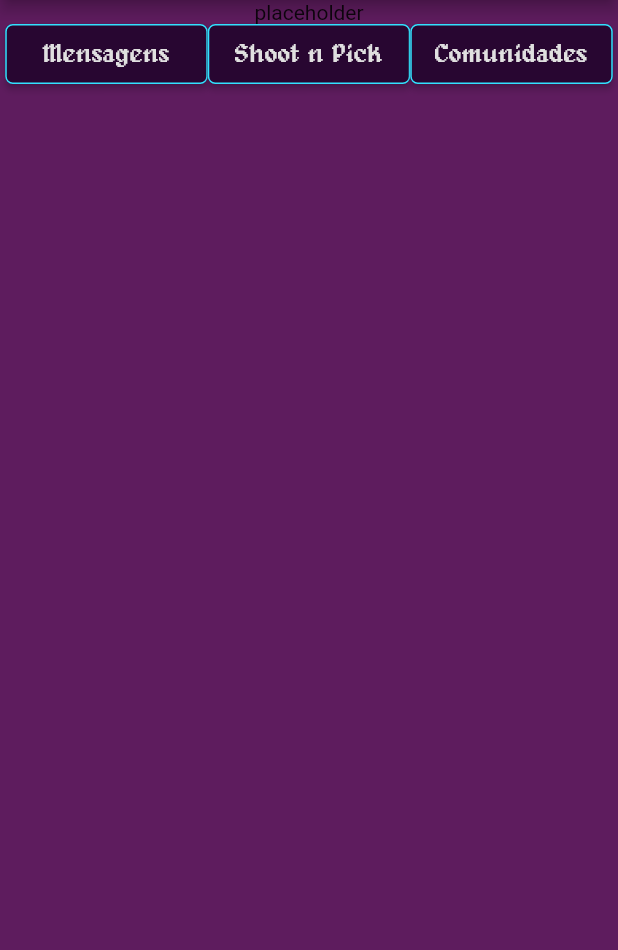
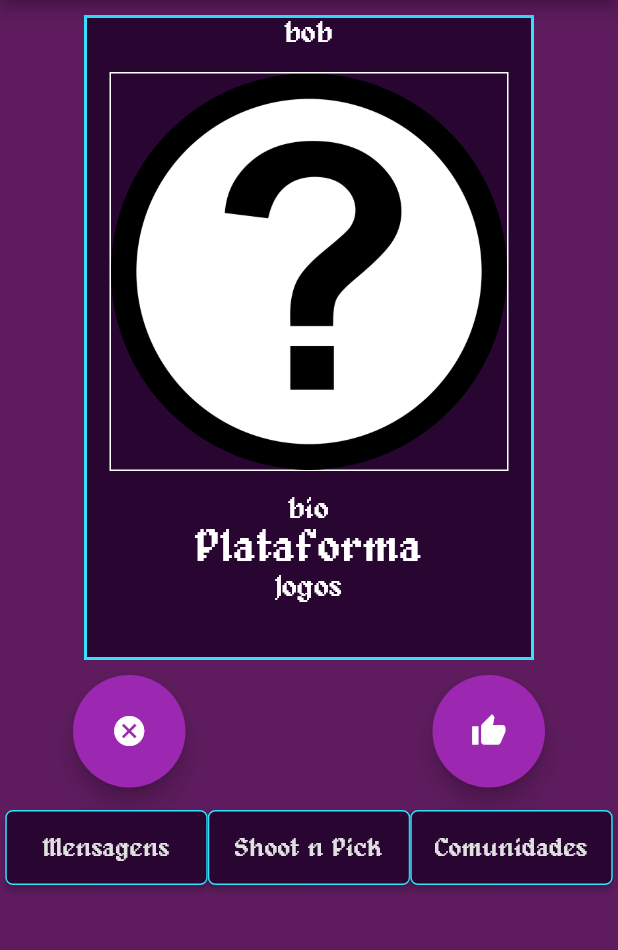
Before and after one commit to RichardCLopes/FYS-Matchmaking, a Flutter app: the ShootnPickPage screen opened directly, on a phone screen of 412 x 824 dp, the part 84-1034 px from its top. Run offline on Flutter 3.47's test engine with Material 2 defaults, Android fonts, the phone set to English and light mode, and no system bars; missing offline and left inert: flutter_picker.

Commit message:
tela de shoot n pick
primeira versão da tela

```diff
--- a/Front/lib/pages/Comunities.dart
+++ b/Front/lib/pages/Comunities.dart
@@ -7,7 +7,7 @@ import 'package:fys/pages/Messages.dart';
 import 'package:fys/pages/ShootNPick.dart';
 
 double buttonWidth = 135;
-double buttonHeigth = 40;
+double buttonHeigth = 50;
 double fontsize = 17;
 
 class ComunitiesPage extends StatefulWidget {
--- a/Front/lib/pages/Messages.dart
+++ b/Front/lib/pages/Messages.dart
@@ -7,7 +7,7 @@ import 'package:fys/pages/Comunities.dart';
 import 'package:fys/pages/ShootNPick.dart';
 
 double buttonWidth = 135;
-double buttonHeigth = 40;
+double buttonHeigth = 50;
 double fontsize = 17;
 
 class MessagesPage extends StatefulWidget {
--- a/Front/lib/pages/ShootNPick.dart
+++ b/Front/lib/pages/ShootNPick.dart
@@ -7,8 +7,57 @@ import 'package:fys/pages/Comunities.dart';
 import 'package:fys/pages/Messages.dart';
 
 double buttonWidth = 135;
-double buttonHeigth = 40;
+double buttonHeigth = 50;
 double fontsize = 17;
+
+Widget Card(String name, String picture) {
+  return Container(
+    decoration: BoxDecoration(
+        color: Color.fromARGB(255, 40, 6, 49),
+        border: Border.all(color: Color.fromARGB(255, 51, 225, 255), width: 2)),
+    height: 430,
+    width: 300,
+    child: Column(children: [
+      Text(
+        name,
+        style: TextStyle(
+          fontFamily: 'alagard',
+          color: Colors.white,
+          fontSize: 20,
+        ),
+      ),
+      Container(
+          margin: EdgeInsets.symmetric(vertical: 15, horizontal: 15),
+          decoration:
+              BoxDecoration(border: Border.all(color: Colors.white, width: 1)),
+          child: Image.asset(picture, fit: BoxFit.scaleDown)),
+      Text(
+        "bio",
+        style: TextStyle(
+          fontFamily: 'alagard',
+          color: Colors.white,
+          fontSize: 20,
+        ),
+      ),
+      Text(
+        "Plataforma",
+        style: TextStyle(
+          fontFamily: 'alagard',
+          color: Colors.white,
+          fontSize: 30,
+        ),
+      ),
+      Text(
+        "Jogos",
+        style: TextStyle(
+          fontFamily: 'alagard',
+          color: Colors.white,
+          fontSize: 20,
+        ),
+      ),
+    ]),
+  );
+}
 
 class ShootnPickPage extends StatefulWidget {
   const ShootnPickPage({Key? key}) : super(key: key);
@@ -33,10 +82,54 @@ class _ShootnPickPageState extends State<ShootnPickPage> {
               icon: Icon(Icons.account_circle_outlined)),
         ],
       ),
-      body: Center(
+      body: Container(
           child: Column(
         children: [
-          Text('placeholder'),
+          Container(
+            padding: EdgeInsets.symmetric(vertical: 10, horizontal: 20),
+            height: 450,
+            child: Draggable(
+              axis: Axis.horizontal,
+              child: Card("bob", "assets/images/placeholder.png"),
+              feedback: Card("bob", "assets/images/placeholder.png"),
+              childWhenDragging: Card("todd", "assets/images/placeholder.png"),
+              onDragEnd: (drag) {
+                if (drag.velocity.pixelsPerSecond.dx < 0) {
+                  print("left");
+                } else {
+                  print("right");
+                }
+              },
+            ),
+          ),
+          Container(
+            padding: EdgeInsets.fromLTRB(10, 0, 10, 15),
+            child: Row(
+              mainAxisAlignment: MainAxisAlignment.spaceAround,
+              children: [
+                SizedBox(
+                  height: 75,
+                  width: 75,
+                  child: FloatingActionButton(
+                      heroTag: null,
+                      onPressed: () {},
+                      child: Icon(Icons.cancel)),
+                ),
+                SizedBox(
+                  height: 75,
+                  width: 10,
+                ),
+                SizedBox(
+                  height: 75,
+                  width: 75,
+                  child: FloatingActionButton(
+                      heroTag: null,
+                      onPressed: () {},
+                      child: Icon(Icons.thumb_up)),
+                ),
+              ],
+            ),
+          ),
           Row(
             mainAxisAlignment: MainAxisAlignment.center,
             children: [
```
Also changed, not shown: Front/pubspec.yaml (+3 -4 lines).
